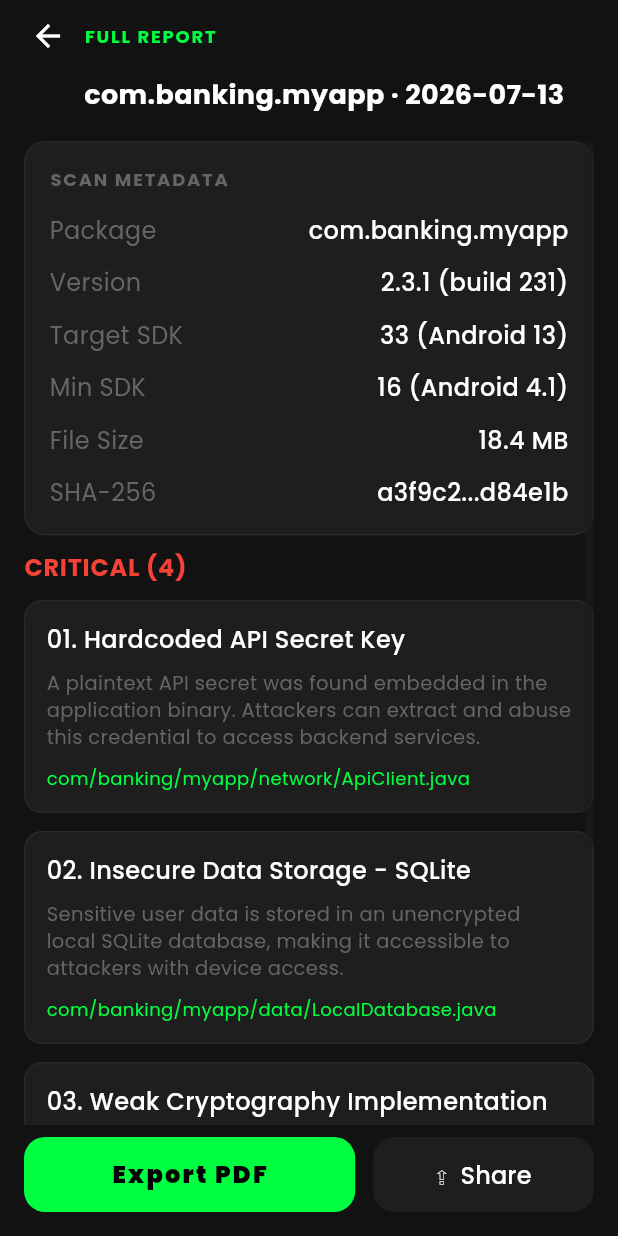
After one commit to tokaahmed345/APK_Scanner, a Flutter app: the FullReportView screen opened directly, on a phone screen of 412 x 824 dp. The commit adds this screen. Run offline on Flutter 3.47's test engine with Material 3 defaults, Android fonts, the phone set to English and light mode, and no system bars; our stand-ins replace dio, get_it, go_router, google_fonts.

Commit message:
full report done

```diff
--- a/lib/core/utils/widgets/main_navigation_bottom.dart
+++ b/lib/core/utils/widgets/main_navigation_bottom.dart
@@ -1,6 +1,7 @@
 import 'package:apk_scanner/core/utils/colors/app_colors.dart';
 import 'package:apk_scanner/feature/apk_scanner/presentation/widgets/apk_scanner_view_body.dart';
 import 'package:apk_scanner/feature/profile/presentation/profile_view.dart';
+import 'package:apk_scanner/feature/report/presentation/full_report_view.dart';
 
 import 'package:flutter/material.dart';
 
@@ -18,7 +19,7 @@ class _MainNavigationScreenState extends State<MainNavigationScreen> {
     const Placeholder(),
     const ApkScannerViewBody(),
 
-    const Placeholder(),
+    const FullReportView(),
     const ProfileView(),
   ];
 
--- /dev/null
+++ b/lib/feature/report/presentation/full_report_view.dart
@@ -0,0 +1,16 @@
+import 'package:apk_scanner/core/utils/colors/app_colors.dart';
+import 'package:apk_scanner/feature/report/presentation/widgets/full_report/full_report_view_body.dart';
+
+import 'package:flutter/material.dart';
+
+class FullReportView extends StatelessWidget {
+  const FullReportView({super.key});
+
+  @override
+  Widget build(BuildContext context) {
+    return Scaffold(
+      backgroundColor: AppColors.darkBackground,
+      body: SafeArea(child: FullReportViewBody()),
+    );
+  }
+}
--- /dev/null
+++ b/lib/feature/report/presentation/widgets/full_report/full_report_app_bar.dart
@@ -0,0 +1,51 @@
+
+import 'package:apk_scanner/core/utils/colors/app_colors.dart';
+import 'package:apk_scanner/core/utils/styles/app_style.dart';
+import 'package:flutter/material.dart';
+
+class ReportAppBar extends StatelessWidget {
+  final String apkName;
+  final String scanDate;
+
+  const ReportAppBar({
+    super.key,
+    required this.apkName,
+    required this.scanDate,
+  });
+
+  @override
+  Widget build(BuildContext context) {
+    return Column(
+      crossAxisAlignment: CrossAxisAlignment.start,
+      children: [
+        Row(
+          children: [
+            InkWell(
+              onTap: () => Navigator.pop(context),
+              borderRadius: BorderRadius.circular(50),
+              child: const Padding(
+                padding: EdgeInsets.all(4),
+                child: Icon(Icons.arrow_back, color: AppColors.whiteColor),
+              ),
+            ),
+            const SizedBox(width: 8),
+            Text(
+              'FULL REPORT',
+              style: AppStyle.authSectionTitle.copyWith(
+                color: AppColors.primary,
+              ),
+            ),
+          ],
+        ),
+        const SizedBox(height: 10),
+        Padding(
+          padding: const EdgeInsets.only(left: 40),
+          child: Text(
+            '$apkName · $scanDate',
+            style: AppStyle.text18,
+          ),
+        ),
+      ],
+    );
+  }
+}
--- /dev/null
+++ b/lib/feature/report/presentation/widgets/full_report/full_report_view_body.dart
@@ -0,0 +1,105 @@
+import 'package:apk_scanner/core/utils/colors/app_colors.dart';
+import 'package:apk_scanner/feature/report/presentation/widgets/full_report/full_report_app_bar.dart';
+import 'package:apk_scanner/feature/report/presentation/widgets/full_report/report_bottom_action.dart';
+import 'package:apk_scanner/feature/report/presentation/widgets/full_report/scan_meta_card.dart';
+import 'package:apk_scanner/feature/report/presentation/widgets/full_report/severity_section_header.dart';
+import 'package:apk_scanner/feature/report/presentation/widgets/full_report/vulnerability_card.dart';
+import 'package:flutter/material.dart';
+
+class FullReportViewBody extends StatefulWidget {
+  const FullReportViewBody({super.key});
+
+  @override
+  State<FullReportViewBody> createState() => _FullReportViewBodyState();
+}
+
+class _FullReportViewBodyState extends State<FullReportViewBody> {
+  final ScrollController _scrollController = ScrollController();
+
+  static const List<VulnerabilityCard> _vulnerabilities = [
+    VulnerabilityCard(
+      number: '01',
+      title: 'Hardcoded API Secret Key',
+      description:
+          'A plaintext API secret was found embedded in the application binary. Attackers can extract and abuse this credential to access backend services.',
+      filePath: 'com/banking/myapp/network/ApiClient.java',
+    ),
+    VulnerabilityCard(
+      number: '02',
+      title: 'Insecure Data Storage - SQLite',
+      description:
+          'Sensitive user data is stored in an unencrypted local SQLite database, making it accessible to attackers with device access.',
+      filePath: 'com/banking/myapp/data/LocalDatabase.java',
+    ),
+    VulnerabilityCard(
+      number: '03',
+      title: 'Weak Cryptography Implementation',
+      description:
+          'The app uses a deprecated encryption algorithm (DES) which is considered insecure by modern standards.',
+      filePath: 'com/banking/myapp/security/CryptoUtils.java',
+    ),
+    VulnerabilityCard(
+      number: '04',
+      title: 'Exported Activity Without Permission',
+      description:
+          'An activity is exported without required permission checks, allowing other apps to launch it directly.',
+      filePath: 'com/banking/myapp/AndroidManifest.xml',
+    ),
+  ];
+
+  @override
+  void dispose() {
+    _scrollController.dispose();
+    super.dispose();
+  }
+
+  @override
+  Widget build(BuildContext context) {
+    return Padding(
+      padding: const EdgeInsets.symmetric(horizontal: 16),
+      child: Column(
+        crossAxisAlignment: CrossAxisAlignment.start,
+        children: [
+          const SizedBox(height: 8),
+          const ReportAppBar(
+            apkName: 'com.banking.myapp',
+            scanDate: '2026-07-13',
+          ),
+          const SizedBox(height: 18),
+          Expanded(
+            child: Scrollbar(
+              controller: _scrollController,
+              thumbVisibility: true,
+              trackVisibility: true,
+              thickness: 6,
+              radius: const Radius.circular(10),
+              child: CustomScrollView(
+                controller: _scrollController,
+                physics: const BouncingScrollPhysics(),
+                slivers: [
+                  const SliverToBoxAdapter(child: ScanMetadataCard()),
+                  const SliverToBoxAdapter(
+                    child: SeveritySectionHeader(
+                      title: 'CRITICAL',
+                      count: 4,
+                      color: AppColors.redColor,
+                    ),
+                  ),
+                  SliverList.builder(
+                    itemCount: _vulnerabilities.length,
+                    itemBuilder: (context, index) => _vulnerabilities[index],
+                  ),
+                  const SliverToBoxAdapter(child: SizedBox(height: 8)),
+                ],
+              ),
+            ),
+          ),
+          Padding(
+            padding: const EdgeInsets.only(bottom: 16, top: 8),
+            child: ReportBottomActions(onExportPdf: () {}, onShare: () {}),
+          ),
+        ],
+      ),
+    );
+  }
+}
--- /dev/null
+++ b/lib/feature/report/presentation/widgets/full_report/report_bottom_action.dart
@@ -0,0 +1,49 @@
+
+import 'package:apk_scanner/core/utils/colors/app_colors.dart';
+import 'package:apk_scanner/core/utils/styles/app_style.dart';
+import 'package:apk_scanner/core/utils/widgets/custom_elevated_button.dart';
+import 'package:flutter/material.dart';
+
+class ReportBottomActions extends StatelessWidget {
+  final VoidCallback onExportPdf;
+  final VoidCallback onShare;
+
+  const ReportBottomActions({
+    super.key,
+    required this.onExportPdf,
+    required this.onShare,
+  });
+
+  @override
+  Widget build(BuildContext context) {
+    return Row(
+      children: [
+        Expanded(
+          flex: 3,
+          child: CustomElevatedButton(
+            text: 'Export PDF',
+            onPressed: onExportPdf,
+            backgroundColor: AppColors.primary,
+            foregroundColor: AppColors.blackColor,
+            textStyle: AppStyle.authButtonText,
+            height: 50,
+            radius: 14,
+          ),
+        ),
+        const SizedBox(width: 12),
+        Expanded(
+          flex: 2,
+          child: CustomElevatedButton(
+            text: '⇪  Share',
+            onPressed: onShare,
+            backgroundColor: AppColors.darkSurface,
+            foregroundColor: AppColors.whiteColor,
+            textStyle: AppStyle.text16,
+            height: 50,
+            radius: 14,
+          ),
+        ),
+      ],
+    );
+  }
+}
--- /dev/null
+++ b/lib/feature/report/presentation/widgets/full_report/scan_meta_card.dart
@@ -0,0 +1,76 @@
+
+import 'package:apk_scanner/core/utils/colors/app_colors.dart';
+import 'package:apk_scanner/core/utils/styles/app_style.dart';
+import 'package:flutter/material.dart';
+
+class ScanMetadataCard extends StatelessWidget {
+  const ScanMetadataCard({super.key});
+
+  @override
+  Widget build(BuildContext context) {
+    return Container(
+      width: double.infinity,
+      padding: const EdgeInsets.all(16),
+      decoration: BoxDecoration(
+        color: AppColors.darkSurface,
+        borderRadius: BorderRadius.circular(14),
+        border: Border.all(color: AppColors.darkBorder),
+      ),
+      child: Column(
+        crossAxisAlignment: CrossAxisAlignment.start,
+        children: [
+          Text(
+            'SCAN METADATA',
+            style: AppStyle.authSectionTitle,
+          ),
+          const SizedBox(height: 14),
+          const _MetadataRow(label: 'Package', value: 'com.banking.myapp'),
+          const _MetadataRow(label: 'Version', value: '2.3.1 (build 231)'),
+          const _MetadataRow(label: 'Target SDK', value: '33 (Android 13)'),
+          const _MetadataRow(label: 'Min SDK', value: '16 (Android 4.1)'),
+          const _MetadataRow(label: 'File Size', value: '18.4 MB'),
+          const _MetadataRow(
+            label: 'SHA-256',
+            value: 'a3f9c2...d84e1b',
+            isLast: true,
+          ),
+        ],
+      ),
+    );
+  }
+}
+
+class _MetadataRow extends StatelessWidget {
+  final String label;
+  final String value;
+  final bool isLast;
+
+  const _MetadataRow({
+    required this.label,
+    required this.value,
+    this.isLast = false,
+  });
+
+  @override
+  Widget build(BuildContext context) {
+    return Padding(
+      padding: EdgeInsets.only(bottom: isLast ? 0 : 12),
+      child: Row(
+        mainAxisAlignment: MainAxisAlignment.spaceBetween,
+        children: [
+          Text(
+            label,
+            style: AppStyle.text16.copyWith(
+              color: AppColors.textHint,
+              fontWeight: FontWeight.w400,
+            ),
+          ),
+          Text(
+            value,
+            style: AppStyle.text16,
+          ),
+        ],
+      ),
+    );
+  }
+}
--- /dev/null
+++ b/lib/feature/report/presentation/widgets/full_report/severity_section_header.dart
@@ -0,0 +1,31 @@
+
+import 'package:apk_scanner/core/utils/styles/app_style.dart';
+import 'package:flutter/material.dart';
+
+class SeveritySectionHeader extends StatelessWidget {
+  final String title;
+  final int count;
+  final Color color;
+
+  const SeveritySectionHeader({
+    super.key,
+    required this.title,
+    required this.count,
+    required this.color,
+  });
+
+  @override
+  Widget build(BuildContext context) {
+    return Padding(
+      padding: const EdgeInsets.symmetric(vertical: 10),
+      child: Text(
+        '$title ($count)',
+        style: AppStyle.text16.copyWith(
+          color: color,
+          fontWeight: FontWeight.w700,
+          letterSpacing: 0.5,
+        ),
+      ),
+    );
+  }
+}
--- /dev/null
+++ b/lib/feature/report/presentation/widgets/full_report/vulnerability_card.dart
@@ -0,0 +1,63 @@
+
+import 'package:apk_scanner/core/utils/colors/app_colors.dart';
+import 'package:apk_scanner/core/utils/styles/app_style.dart';
+import 'package:flutter/material.dart';
+
+class VulnerabilityCard extends StatelessWidget {
+  final String number;
+  final String title;
+  final String description;
+  final String filePath;
+
+  const VulnerabilityCard({
+    super.key,
+    required this.number,
+    required this.title,
+    required this.description,
+    required this.filePath,
+  });
+
+  @override
+  Widget build(BuildContext context) {
+    return Container(
+      width: double.infinity,
+      margin: const EdgeInsets.only(bottom: 12),
+      padding: const EdgeInsets.all(14),
+      decoration: BoxDecoration(
+        color: AppColors.darkSurface,
+        borderRadius: BorderRadius.circular(12),
+        border: Border.all(color: AppColors.darkBorder),
+      ),
+      child: Column(
+        crossAxisAlignment: CrossAxisAlignment.start,
+        children: [
+          Text(
+            '$number. $title',
+            style: AppStyle.text16,
+          ),
+          const SizedBox(height: 8),
+          Text(
+            description,
+            style: AppStyle.text16.copyWith(
+              color: AppColors.textHint,
+              fontWeight: FontWeight.w400,
+              fontSize: 13,
+              height: 1.4,
+            ),
+          ),
+          const SizedBox(height: 10),
+          Text(
+            filePath,
+            maxLines: 1,
+            overflow: TextOverflow.ellipsis,
+            style: AppStyle.text16.copyWith(
+              color: AppColors.primary,
+              fontWeight: FontWeight.w400,
+              fontSize: 12,
+            ),
+          ),
+        ],
+      ),
+    );
+  }
+}
```
